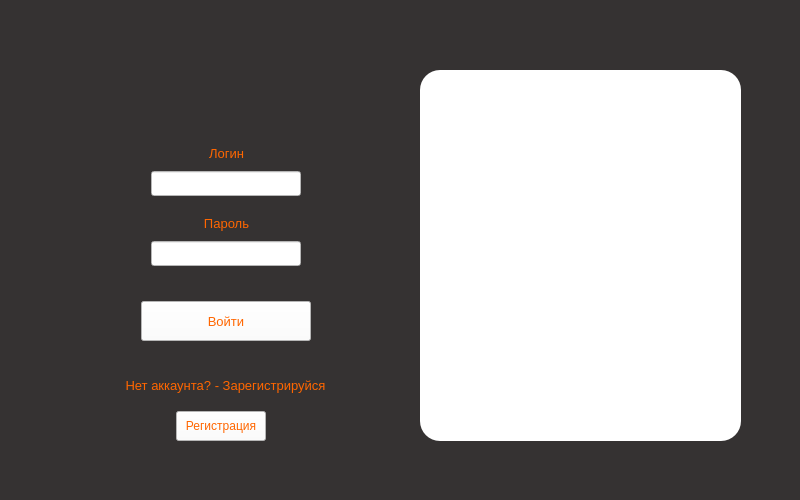
The window that templates/ui/login.ui (aaalace/D-Compare) describes before a commit, drawn with Qt 5.
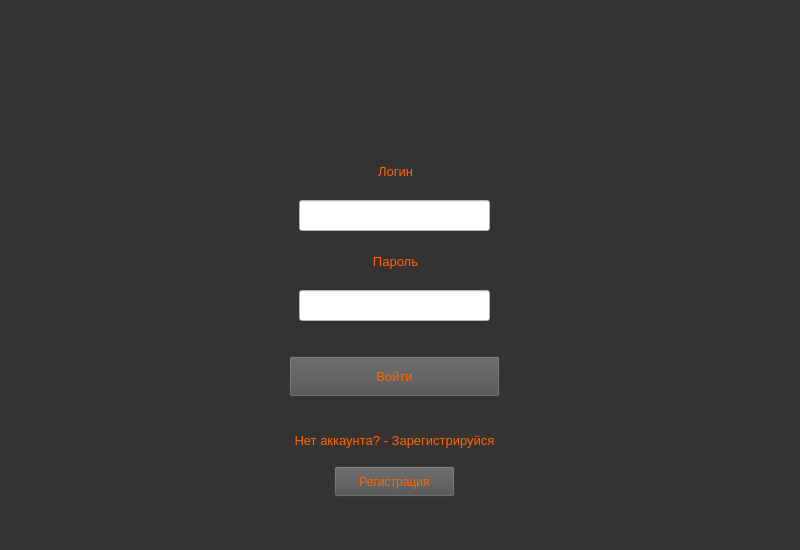
The same window after the commit.

What changed in the file:
```diff
--- a/templates/ui/login.ui
+++ b/templates/ui/login.ui
@@ -7,7 +7,7 @@
     <x>0</x>
     <y>0</y>
     <width>800</width>
-    <height>500</height>
+    <height>550</height>
    </rect>
   </property>
   <property name="windowTitle">
@@ -23,14 +23,14 @@
    <widget class="QLineEdit" name="line_login">
     <property name="geometry">
      <rect>
-      <x>151</x>
-      <y>171</y>
-      <width>150</width>
-      <height>25</height>
+      <x>299</x>
+      <y>200</y>
+      <width>191</width>
+      <height>31</height>
      </rect>
     </property>
     <property name="styleSheet">
-     <string notr="true">background-color: #FFF</string>
+     <string notr="true">background-color: #fff</string>
     </property>
     <property name="text">
      <string/>
@@ -45,23 +45,23 @@
    <widget class="QLineEdit" name="line_password">
     <property name="geometry">
      <rect>
-      <x>151</x>
-      <y>241</y>
-      <width>150</width>
-      <height>25</height>
+      <x>299</x>
+      <y>290</y>
+      <width>191</width>
+      <height>31</height>
      </rect>
     </property>
     <property name="styleSheet">
-     <string notr="true">background-color: #FFF</string>
+     <string notr="true">background-color: #fff</string>
     </property>
    </widget>
    <widget class="QPushButton" name="btn_entry">
     <property name="geometry">
      <rect>
-      <x>141</x>
-      <y>301</y>
-      <width>170</width>
-      <height>40</height>
+      <x>289</x>
+      <y>356</y>
+      <width>211</width>
+      <height>41</height>
      </rect>
     </property>
     <property name="font">
@@ -70,7 +70,7 @@
      </font>
     </property>
     <property name="styleSheet">
-     <string notr="true">background-color: white; color: #FF6600</string>
+     <string notr="true">background-color: #505050; color: #FF6600</string>
     </property>
     <property name="text">
      <string>Войти</string>
@@ -79,10 +79,10 @@
    <widget class="QLabel" name="lbl_login">
     <property name="geometry">
      <rect>
-      <x>156</x>
-      <y>141</y>
-      <width>141</width>
-      <height>25</height>
+      <x>295</x>
+      <y>156</y>
+      <width>201</width>
+      <height>31</height>
      </rect>
     </property>
     <property name="font">
@@ -103,10 +103,10 @@
    <widget class="QLabel" name="lbl_password">
     <property name="geometry">
      <rect>
-      <x>156</x>
-      <y>211</y>
-      <width>141</width>
-      <height>25</height>
+      <x>295</x>
+      <y>246</y>
+      <width>201</width>
+      <height>31</height>
      </rect>
     </property>
     <property name="font">
@@ -127,8 +127,8 @@
    <widget class="QLabel" name="lbl_help">
     <property name="geometry">
      <rect>
-      <x>90</x>
-      <y>370</y>
+      <x>259</x>
+      <y>425</y>
       <width>271</width>
       <height>31</height>
      </rect>
@@ -151,32 +151,19 @@
    <widget class="QPushButton" name="btn_register">
     <property name="geometry">
      <rect>
-      <x>176</x>
-      <y>411</y>
-      <width>90</width>
-      <height>30</height>
+      <x>334</x>
+      <y>466</y>
+      <width>121</width>
+      <height>31</height>
      </rect>
     </property>
     <property name="styleSheet">
-     <string notr="true">color: #FF6600; background-color: white</string>
+     <string notr="true">color: #FF6600; background-color: #505050</string>
     </property>
     <property name="text">
      <string>Регистрация</string>
     </property>
    </widget>
-   <widget class="QPlainTextEdit" name="text_description">
-    <property name="geometry">
-     <rect>
-      <x>420</x>
-      <y>70</y>
-      <width>321</width>
-      <height>371</height>
-     </rect>
-    </property>
-    <property name="styleSheet">
-     <string notr="true">border-radius: 20px; background-color: white</string>
-    </property>
-   </widget>
   </widget>
  </widget>
  <resources/>
```
Left out of the diff: 4 changed lines with no effect on the pictures.
